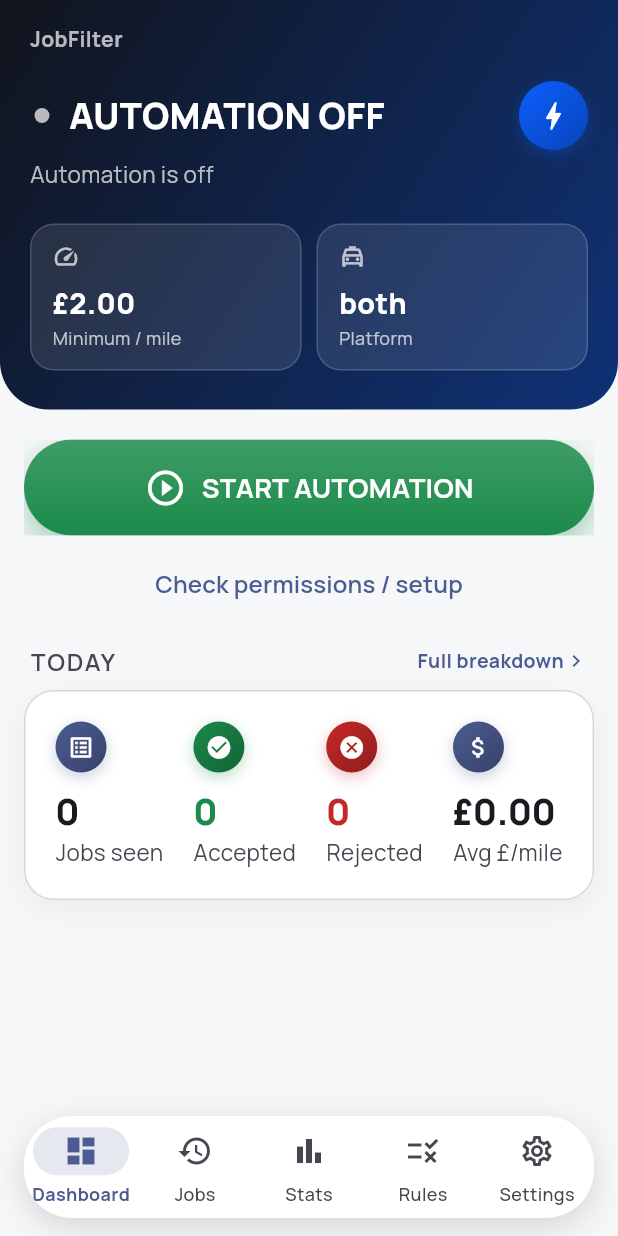
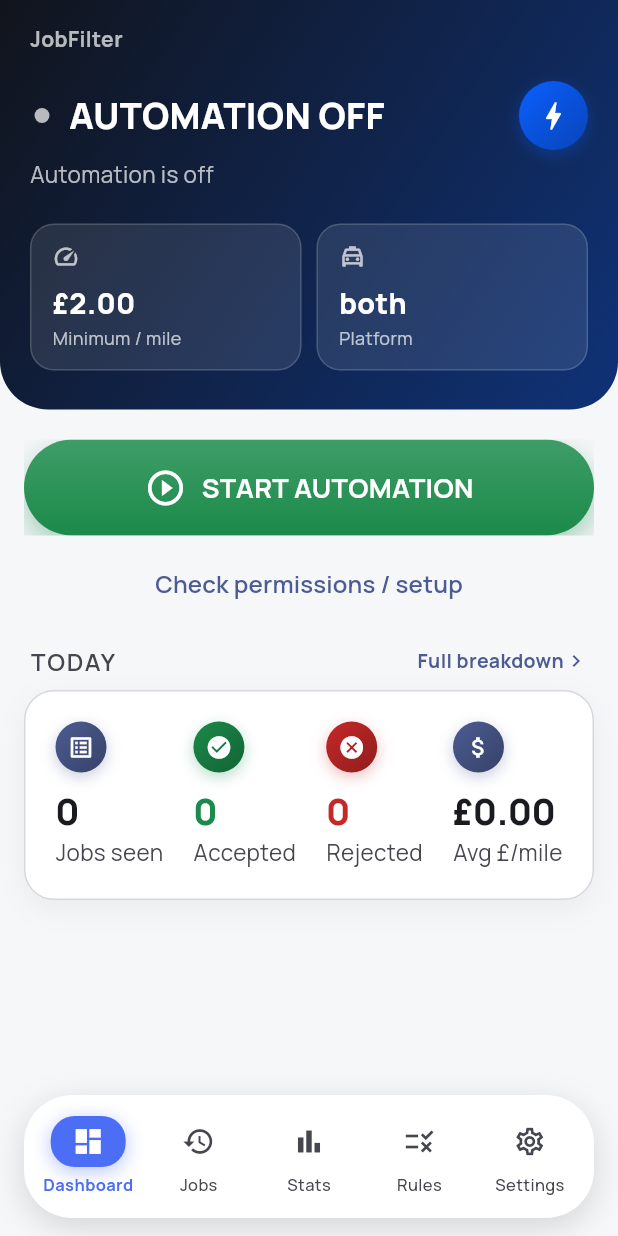
Before and after one commit to muj3009/myProjects, a Flutter app: the screen it shows after launch, on a phone screen of 412 x 824 dp. Run offline on Flutter 3.47's test engine with Material 3 defaults, Android fonts, the phone set to English and light mode, and no system bars; our stand-ins replace equatable, fl_chart, flutter_riverpod, sqflite; missing offline and left inert: google_mlkit_text_recognition; accounts and stored records are empty.

Commit message:
Give the bottom nav bar its own color-per-tab identity
Replaced the stock Material NavigationBar (one shared indicator color for
every destination) with a custom nav bar matching the color-per-category
language now used everywhere else in the app (Jobs filter chips, every
Rules row): Dashboard blue, Jobs teal, Stats purple, Rules gold, Settings
slate. The selected tab shows as a solid colored pill with a white icon and
a matching soft shadow instead of a flat generic tint; the bold label below
switches to that same color when selected.

Removed the now-dead navigationBarTheme block from app_theme.dart since
NavigationBar is no longer used anywhere in the app.

Co-Authored-By: Claude Sonnet 5 <noreply@anthropic.com>

```diff
--- a/lib/core/theme/app_theme.dart
+++ b/lib/core/theme/app_theme.dart
@@ -169,26 +169,6 @@ class AppTheme {
           borderSide: BorderSide(color: colorScheme.error, width: 2),
         ),
       ),
-      navigationBarTheme: NavigationBarThemeData(
-        height: 68,
-        backgroundColor: isDark ? const Color(0xFF141519) : Colors.white,
-        surfaceTintColor: Colors.transparent,
-        indicatorColor: colorScheme.primary.withValues(alpha: 0.14),
-        indicatorShape: RoundedRectangleBorder(borderRadius: BorderRadius.circular(16)),
-        labelTextStyle: WidgetStateProperty.resolveWith(
-          (states) => TextStyle(
-            fontFamily: fontFamily,
-            fontSize: 12,
-            fontWeight: states.contains(WidgetState.selected) ? FontWeight.w700 : FontWeight.w500,
-            color: states.contains(WidgetState.selected) ? colorScheme.primary : colorScheme.onSurfaceVariant,
-          ),
-        ),
-        iconTheme: WidgetStateProperty.resolveWith(
-          (states) => IconThemeData(
-            color: states.contains(WidgetState.selected) ? colorScheme.primary : colorScheme.onSurfaceVariant,
-          ),
-        ),
-      ),
       // A single cohesive hue when on (green thumb + green-tinted track,
       // matching "on = active/go" everywhere else in the app) rather than
       // the M3 default of a green thumb sitting on the *accent blue* track —
--- a/lib/presentation/navigation/root_navigation.dart
+++ b/lib/presentation/navigation/root_navigation.dart
@@ -7,6 +7,53 @@ import '../screens/jobs/job_history_screen.dart';
 import '../screens/rules/rules_screen.dart';
 import '../screens/settings/settings_screen.dart';
 import '../screens/statistics/statistics_screen.dart';
+
+class _NavTab {
+  const _NavTab({
+    required this.icon,
+    required this.selectedIcon,
+    required this.label,
+    required this.color,
+  });
+
+  final IconData icon;
+  final IconData selectedIcon;
+  final String label;
+
+  /// This tab's own identity color — shown as a solid pill behind the icon
+  /// once selected. Matches the color-per-category language already used
+  /// for the Jobs filter chips and every Rules row, rather than every tab
+  /// sharing one generic indicator tint.
+  final Color color;
+}
+
+const _tabs = [
+  _NavTab(
+      icon: Icons.dashboard_outlined,
+      selectedIcon: Icons.dashboard,
+      label: 'Dashboard',
+      color: Color(0xFF4C6EF5)),
+  _NavTab(
+      icon: Icons.history_outlined,
+      selectedIcon: Icons.history,
+      label: 'Jobs',
+      color: Color(0xFF14B8A6)),
+  _NavTab(
+      icon: Icons.bar_chart_outlined,
+      selectedIcon: Icons.bar_chart,
+      label: 'Stats',
+      color: Color(0xFFA855F7)),
+  _NavTab(
+      icon: Icons.rule_outlined,
+      selectedIcon: Icons.rule,
+      label: 'Rules',
+      color: Color(0xFFD4A72C)),
+  _NavTab(
+      icon: Icons.settings_outlined,
+      selectedIcon: Icons.settings,
+      label: 'Settings',
+      color: Color(0xFF64748B)),
+];
 
 /// Top-level navigation shell (spec section 30): Dashboard, Jobs,
 /// Statistics, Rules, Settings. Kept as a simple IndexedStack so switching
@@ -25,6 +72,7 @@ class RootNavigation extends ConsumerWidget {
   @override
   Widget build(BuildContext context, WidgetRef ref) {
     final index = ref.watch(rootNavigationIndexProvider);
+    final isDark = Theme.of(context).brightness == Brightness.dark;
     return Scaffold(
       body: SafeArea(child: IndexedStack(index: index, children: _screens)),
       // A pill-shaped bar floating above the screen edge (margin + rounded
@@ -35,6 +83,7 @@ class RootNavigation extends ConsumerWidget {
         minimum: const EdgeInsets.fromLTRB(16, 0, 16, 12),
         child: Container(
           decoration: BoxDecoration(
+            color: isDark ? const Color(0xFF141519) : Colors.white,
             borderRadius: BorderRadius.circular(32),
             boxShadow: [
               BoxShadow(
@@ -44,23 +93,78 @@ class RootNavigation extends ConsumerWidget {
               ),
             ],
           ),
-          child: ClipRRect(
-            borderRadius: BorderRadius.circular(32),
-            child: NavigationBar(
-              selectedIndex: index,
-              onDestinationSelected: (i) =>
-                  ref.read(rootNavigationIndexProvider.notifier).state = i,
-              destinations: const [
-                NavigationDestination(icon: Icon(Icons.dashboard_outlined), selectedIcon: Icon(Icons.dashboard), label: 'Dashboard'),
-                NavigationDestination(icon: Icon(Icons.history_outlined), selectedIcon: Icon(Icons.history), label: 'Jobs'),
-                NavigationDestination(icon: Icon(Icons.bar_chart_outlined), selectedIcon: Icon(Icons.bar_chart), label: 'Stats'),
-                NavigationDestination(icon: Icon(Icons.rule_outlined), selectedIcon: Icon(Icons.rule), label: 'Rules'),
-                NavigationDestination(icon: Icon(Icons.settings_outlined), selectedIcon: Icon(Icons.settings), label: 'Settings'),
-              ],
-            ),
+          padding: const EdgeInsets.symmetric(horizontal: 6, vertical: 8),
+          child: Row(
+            children: [
+              for (var i = 0; i < _tabs.length; i++)
+                Expanded(
+                  child: _NavTabButton(
+                    tab: _tabs[i],
+                    selected: index == i,
+                    onTap: () => ref.read(rootNavigationIndexProvider.notifier).state = i,
+                  ),
+                ),
+            ],
           ),
         ),
       ),
     );
   }
 }
+
+class _NavTabButton extends StatelessWidget {
+  const _NavTabButton({required this.tab, required this.selected, required this.onTap});
+
+  final _NavTab tab;
+  final bool selected;
+  final VoidCallback onTap;
+
+  @override
+  Widget build(BuildContext context) {
+    final muted = Theme.of(context).colorScheme.onSurfaceVariant;
+    return InkWell(
+      borderRadius: BorderRadius.circular(20),
+      onTap: onTap,
+      child: Padding(
+        padding: const EdgeInsets.symmetric(vertical: 6),
+        child: Column(
+          mainAxisSize: MainAxisSize.min,
+          children: [
+            AnimatedContainer(
+              duration: const Duration(milliseconds: 200),
+              curve: Curves.easeOut,
+              padding: const EdgeInsets.symmetric(horizontal: 14, vertical: 6),
+              decoration: BoxDecoration(
+                color: selected ? tab.color : Colors.transparent,
+                borderRadius: BorderRadius.circular(16),
+                boxShadow: selected
+                    ? [
+                        BoxShadow(
+                          color: tab.color.withValues(alpha: 0.4),
+                          blurRadius: 10,
+                          offset: const Offset(0, 3),
+                        ),
+                      ]
+                    : null,
+              ),
+              child: Icon(
+                selected ? tab.selectedIcon : tab.icon,
+                color: selected ? Colors.white : muted,
+                size: 22,
+              ),
+            ),
+            const SizedBox(height: 4),
+            Text(
+              tab.label,
+              style: TextStyle(
+                fontSize: 11,
+                fontWeight: selected ? FontWeight.w700 : FontWeight.w500,
+                color: selected ? tab.color : muted,
+              ),
+            ),
+          ],
+        ),
+      ),
+    );
+  }
+}
```
